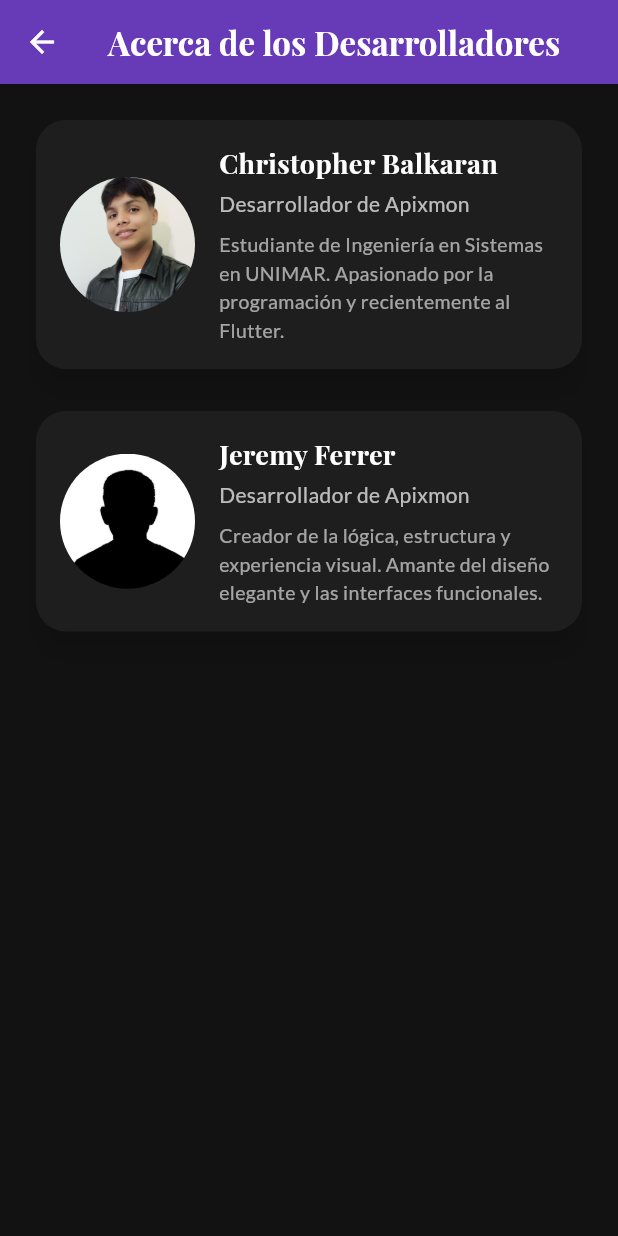
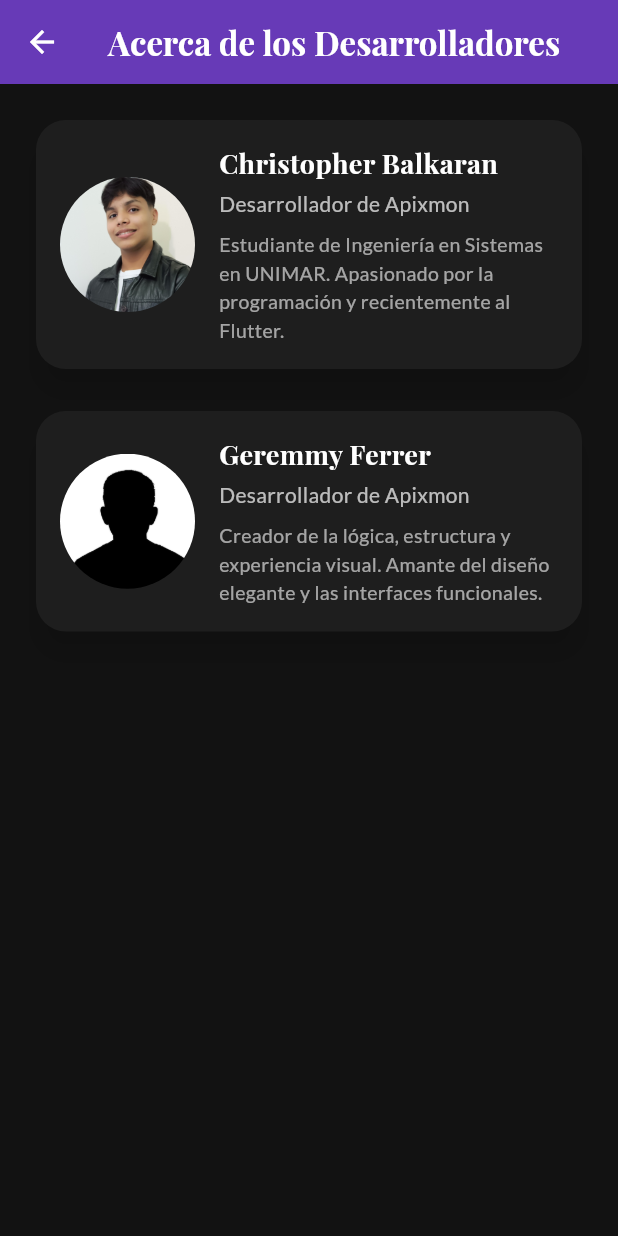
Before and after one commit to CHR-35/ApixMon, a Flutter app: the InfoScreen screen opened by its route, on a phone screen of 412 x 824 dp. Run offline on Flutter 3.47's test engine with Material 3 defaults, Android fonts, the phone set to English and light mode, and no system bars; our stand-ins replace animate_do; network calls fail.

Commit message:
Update info_screen.dart

```diff
--- a/lib/screens/info_screen.dart
+++ b/lib/screens/info_screen.dart
@@ -32,7 +32,7 @@ class InfoScreen extends StatelessWidget {
           ),
           SizedBox(height: 20),
           DeveloperCard(
-            name: 'Jeremy Ferrer',
+            name: 'Geremmy Ferrer',
             role: 'Desarrollador de Apixmon',
             description:
                 'Creador de la lógica, estructura y experiencia visual. Amante del diseño elegante y las interfaces funcionales.',
```
